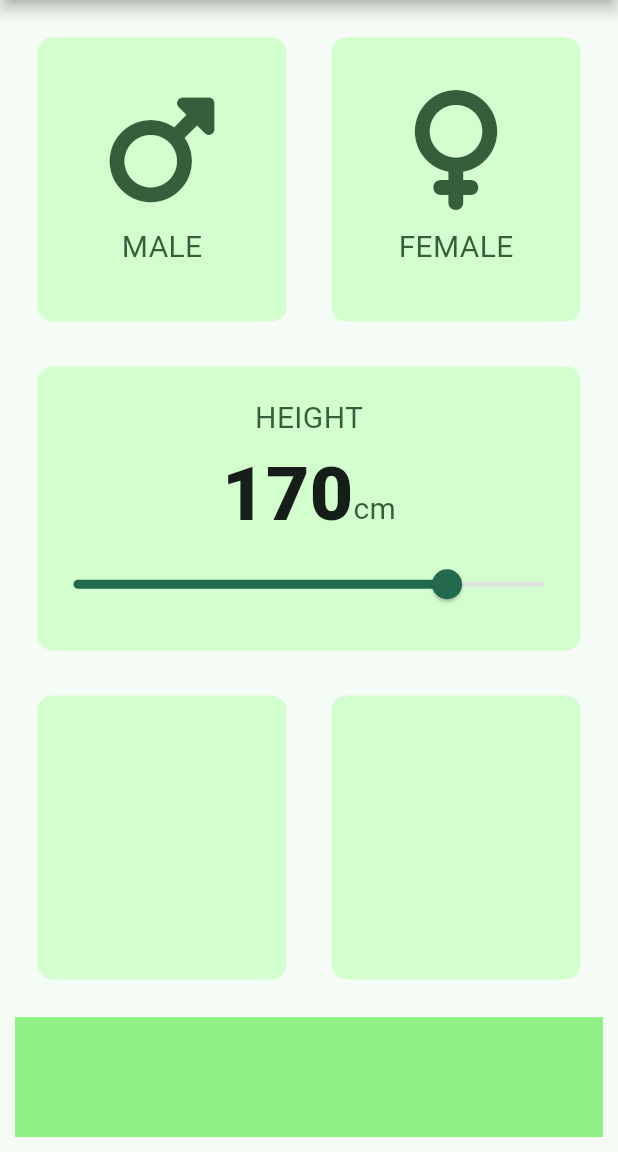
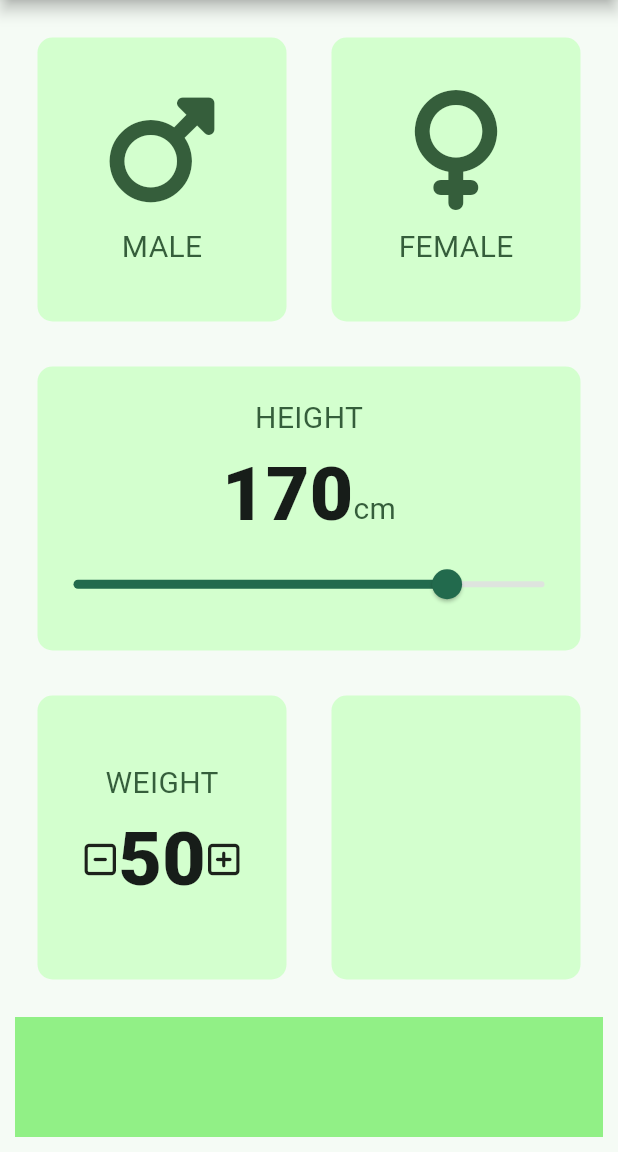
Before and after one commit to Fardeenhimself/flutter_bmi, a Flutter app: the screen it shows after launch, on a phone screen of 412 x 824 dp, the part 84-1236 px from its top. Run offline on Flutter 3.47's test engine with Material 3 defaults, Android fonts, the phone set to English and light mode, and no system bars; our stand-ins replace font_awesome_flutter.

Commit message:
UI Updated

```diff
--- /dev/null
+++ b/lib/buttons.dart
@@ -0,0 +1,29 @@
+import 'package:flutter/material.dart';
+
+class Buttons extends StatelessWidget {
+  const Buttons({
+    super.key,
+    required this.iconMinus,
+    required this.weight,
+    required this.iconPlus,
+  });
+
+  final IconData? iconMinus;
+  final int? weight;
+  final IconData? iconPlus;
+
+  @override
+  Widget build(BuildContext context) {
+    return Row(
+      mainAxisAlignment: MainAxisAlignment.center,
+      children: [
+        Icon(iconMinus),
+        Text(
+          '$weight',
+          style: TextStyle(fontSize: 50.0, fontWeight: FontWeight.w900),
+        ),
+        Icon(iconPlus),
+      ],
+    );
+  }
+}
--- a/lib/input_page.dart
+++ b/lib/input_page.dart
@@ -3,6 +3,7 @@ import 'custom_card.dart';
 import 'gender_card.dart';
 import 'package:font_awesome_flutter/font_awesome_flutter.dart';
 import 'constants.dart';
+import 'buttons.dart';
 
 enum GenderType { male, female }
 
@@ -123,7 +124,22 @@ class _InputPageState extends State<InputPage> {
               Expanded(
                 child: Row(
                   children: [
-                    Expanded(child: CustomCard(colour: kInactiveCardColor)),
+                    Expanded(
+                      child: CustomCard(
+                        colour: kInactiveCardColor,
+                        cardChild: Column(
+                          mainAxisAlignment: MainAxisAlignment.center,
+                          children: [
+                            Text('WEIGHT', style: kTextStyle),
+                            Buttons(
+                              iconMinus: FontAwesomeIcons.squareMinus,
+                              weight: 50,
+                              iconPlus: FontAwesomeIcons.squarePlus,
+                            ),
+                          ],
+                        ),
+                      ),
+                    ),
                     Expanded(child: CustomCard(colour: kInactiveCardColor)),
                   ],
                 ),
```
